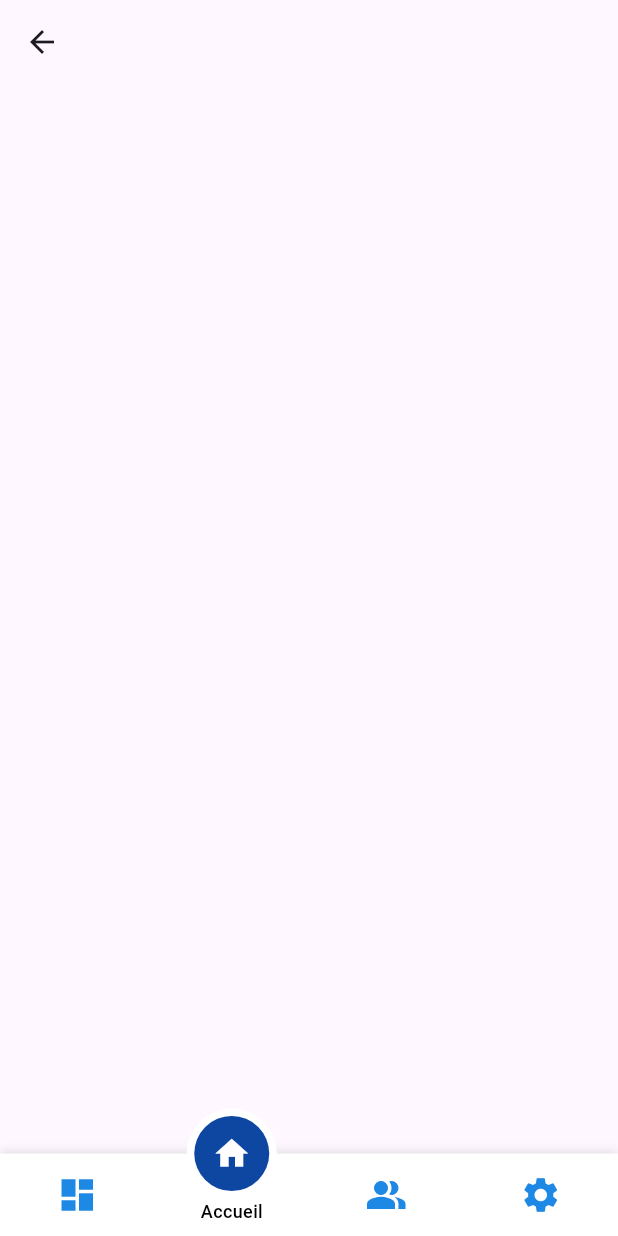
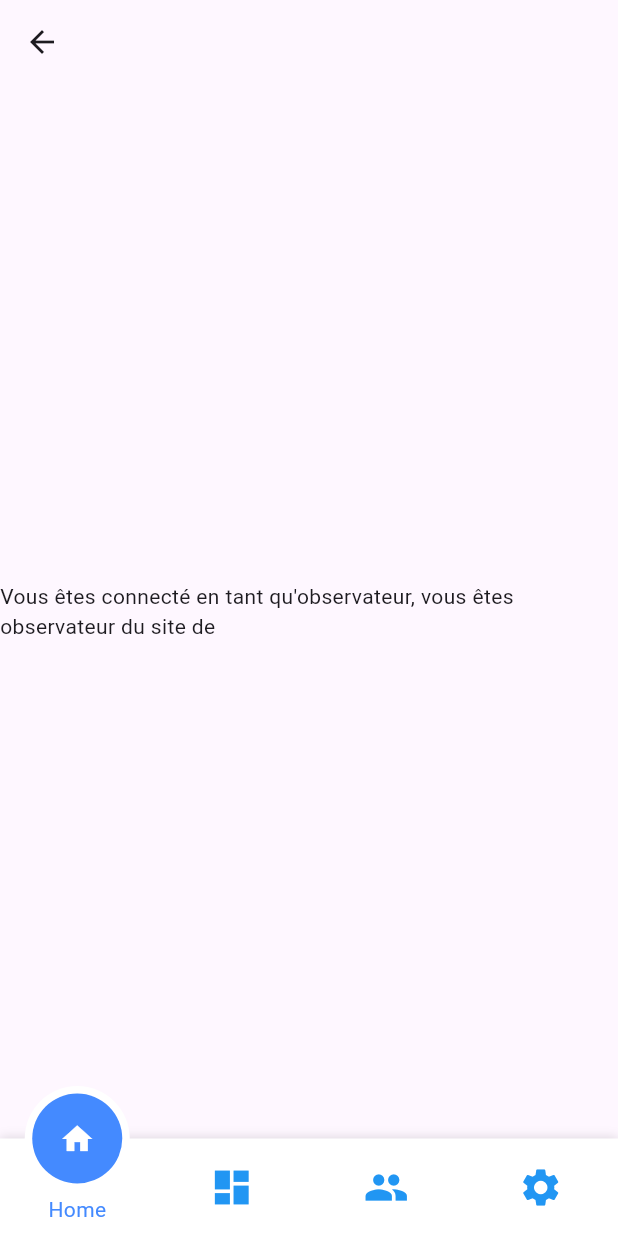
Before and after one commit to fariSSS69/Agrefiege, a Flutter app: the HomePage screen opened by its route, on a phone screen of 412 x 824 dp. Run offline on Flutter 3.47's test engine with Material 3 defaults, Android fonts, the phone set to English and light mode, and no system bars; our stand-ins replace cloud_firestore, firebase_auth, firebase_core, fluttertoast, font_awesome_flutter, google_sign_in and 1 more; accounts and stored records are empty.

Commit message:
Second approach of redirection on a page depending on the connection email + Addition of elements on the pages depending on the person who connects

```diff
--- a/lib/pages/home_page.dart
+++ b/lib/pages/home_page.dart
@@ -1,79 +1,120 @@
-import 'package:flutter/material.dart';
-import 'package:motion_tab_bar/MotionTabBar.dart';
-import 'package:motion_tab_bar/MotionTabBarController.dart';
 import 'package:agrefiege/pages/dashboard_page.dart';
 import 'package:agrefiege/pages/profile_page.dart';
 import 'package:agrefiege/pages/settings_page.dart';
+import 'package:flutter/material.dart';
+import 'package:firebase_auth/firebase_auth.dart';
+import 'package:motion_tab_bar/MotionTabBarController.dart';
+import 'package:motion_tab_bar/MotionTabBar.dart';
 
 class HomePage extends StatefulWidget {
-  const HomePage({Key? key}) : super(key: key);
+  final String? userEmail;
+
+  const HomePage({Key? key, this.userEmail}) : super(key: key);
 
   @override
-  State<HomePage> createState() => _HomePageState();
+  _HomePageState createState() => _HomePageState();
 }
 
 class _HomePageState extends State<HomePage> with TickerProviderStateMixin {
-  late MotionTabBarController _motionTabBarController;
-  int _selectedIndex = 1; // L'index de départ correspond à l'onglet "Accueil"
+  late MotionTabBarController _tabController;
+  late bool isAdmin;
 
   @override
   void initState() {
     super.initState();
-    _motionTabBarController = MotionTabBarController(
-      initialIndex: _selectedIndex,
-      length: 4,
-      vsync: this,
-    );
+    // TODO Changer l'adresse email par l'adresse email de l'administrateur
+    isAdmin = widget.userEmail == 'faris.maisonneuve@wanadoo.fr' ||
+        FirebaseAuth.instance.currentUser?.email ==
+            'faris.maisonneuve@wanadoo.fr';
+    _tabController =
+        MotionTabBarController(length: isAdmin ? 4 : 4, vsync: this);
   }
 
   @override
   void dispose() {
-    _motionTabBarController.dispose();
+    _tabController.dispose();
     super.dispose();
   }
 
   @override
   Widget build(BuildContext context) {
-    // Les pages que vous souhaitez afficher
-    final List<Widget> _pages = [
+    final List<IconData> adminTabs = [
+      Icons.home,
+      Icons.dashboard,
+      Icons.people,
+      Icons.settings,
+    ];
+
+    final List<IconData> observerTabs = [
+      Icons.home,
+      Icons.dashboard,
+      Icons.people,
+      Icons.settings,
+    ];
+
+    final List<Widget> adminPages = [
+      _buildAdminHomeView(),
       DashboardPage(),
-      Container(), // Remplacez par votre véritable page d'accueil
+      ProfilePage(),
+      SettingsPage(),
+    ];
+
+    final List<Widget> observerPages = [
+      // _buildObserverView(), la premiere page qui s'affichera (definis plus bas)
+      _buildObserverView(),
+      DashboardPage(),
       ProfilePage(),
       SettingsPage(),
     ];
 
     return Scaffold(
-      appBar: AppBar(
-      ),
+      appBar: AppBar(),
       bottomNavigationBar: MotionTabBar(
-        controller: _motionTabBarController,
-        initialSelectedTab: "Accueil", // L'onglet sélectionné au démarrage
-        labels: const ["Tableau de bord", "Accueil", "Profil", "Paramètre"],
-        icons: const [Icons.dashboard, Icons.home, Icons.people_alt, Icons.settings],
-        tabSize: 50,
-        tabBarHeight: 55,
-        textStyle: const TextStyle(
-          fontSize: 12,
-          color: Colors.black,
-          fontWeight: FontWeight.w500,
-        ),
-        tabIconColor: Colors.blue[600],
-        tabIconSize: 28.0,
-        tabIconSelectedSize: 26.0,
-        tabSelectedColor: Colors.blue[900],
-        tabIconSelectedColor: Colors.white,
-        tabBarColor: Colors.white,
+        labels: isAdmin
+            ? ["Home", "Dashboard", "Profile", "Settings"]
+            : ["Home", "Dashboard", "Profile", "Settings"],
+        initialSelectedTab: isAdmin ? "Home" : "Home",
+        tabIconColor: Colors.blue,
+        tabSelectedColor: Colors.blueAccent,
         onTabItemSelected: (int value) {
           setState(() {
-            _selectedIndex = value; // Mettre à jour l'index de l'onglet sélectionné
-            _motionTabBarController.index = value; // Mettre à jour le contrôleur de l'onglet
+            _tabController.index = value;
           });
         },
+        icons: isAdmin ? adminTabs : observerTabs,
+        textStyle: TextStyle(color: Colors.blueAccent),
+        controller: _tabController,
       ),
       body: IndexedStack(
-        index: _selectedIndex, // L'index de la page actuelle
-        children: _pages, // Les pages à afficher
+        index: _tabController.index,
+        children: isAdmin ? adminPages : observerPages,
       ),
     );
   }
+
+  Widget _buildAdminHomeView() {
+    // Admin Home avec list
+    return Center(
+      child: DropdownButton<String>(
+        items: <String>['Option 1', 'Option 2', 'Option 3', 'Option 4']
+            .map((String value) {
+          return DropdownMenuItem<String>(
+            value: value,
+            child: Text(value),
+          );
+        }).toList(),
+        onChanged: (_) {
+          // Logic to handle selection here
+        },
+      ),
+    );
+  }
+
+  Widget _buildObserverView() {
+    // Observateur Home avec message
+    return Center(
+      child: Text(
+          'Vous êtes connecté en tant qu\'observateur, vous êtes observateur du site de'),
+    );
+  }
 }
--- a/lib/pages/login_page.dart
+++ b/lib/pages/login_page.dart
@@ -1,3 +1,4 @@
+import 'package:agrefiege/pages/home_page.dart';
 import 'package:cloud_firestore/cloud_firestore.dart';
 import 'package:firebase_auth/firebase_auth.dart';
 import 'package:flutter/cupertino.dart';
@@ -166,7 +167,7 @@ class _LoginPageState extends State<LoginPage> {
     _isSigning = true;
   });
 
-  String email = _emailController.text.trim(); // Assurez-vous d'éliminer les espaces superflus
+  String email = _emailController.text.trim();
   String password = _passwordController.text.trim();
 
   try {
@@ -174,14 +175,12 @@ class _LoginPageState extends State<LoginPage> {
         await _firebaseAuth.signInWithEmailAndPassword(email: email, password: password);
 
     showToast(message: "L'utilisateur s'est connecté avec succès.");
-    // TODO changer l'email par celui de l'administrateur
-    if (email == 'faris.maisonneuve@wanadoo.fr') {
-      // Si l'utilisateur est l'administrateur, naviguez vers HomePage
-      Navigator.pushReplacementNamed(context, '/home');
-    } else {
-      // Sinon, naviguez vers dashboard
-      Navigator.pushReplacementNamed(context, '/dashboard');
-    }
+
+    // Redirigez toujours vers la page 'HomePage' qui déterminera le contenu à afficher
+    Navigator.pushReplacement(
+      context,
+      MaterialPageRoute(builder: (context) => HomePage(userEmail: userCredential.user?.email)),
+    );
   } on FirebaseAuthException catch (e) {
     showToast(message: "Une erreur est survenue: ${e.message}");
   } finally {
```
